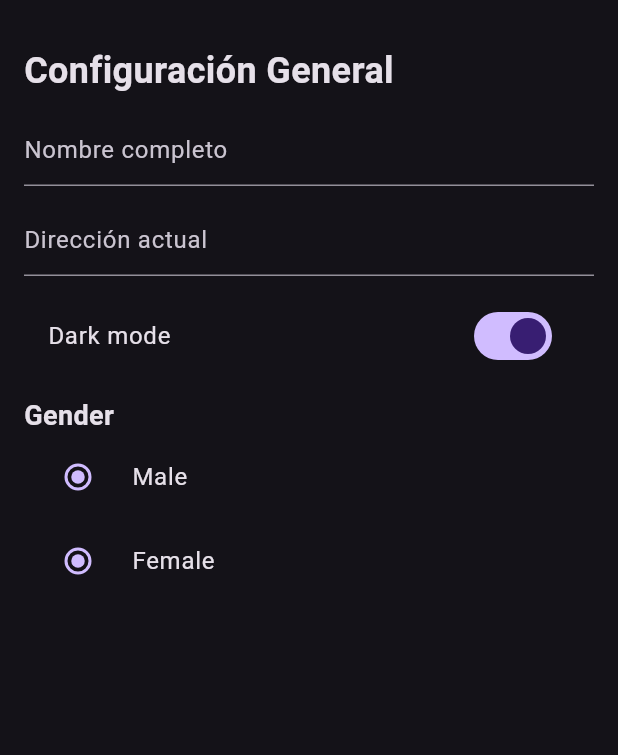
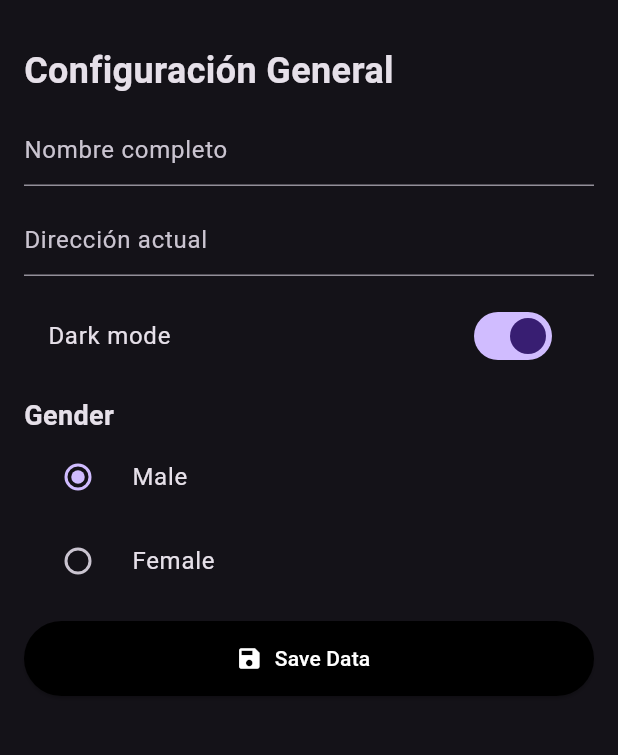
Before and after one commit to Jimena77777777777777/app09_sharetpreference, a Flutter app: the screen it shows after launch, after a tap on "Dark mode", on a phone screen of 412 x 824 dp, the part 63-818 px from its top. Run offline on Flutter 3.47's test engine with Material 3 defaults, Android fonts, the light colour scheme and no system bars; network calls fail.

Commit message:
formulario completo

```diff
--- a/lib/pages/home_page.dart
+++ b/lib/pages/home_page.dart
@@ -2,24 +2,23 @@ import 'package:flutter/material.dart';
 import 'package:app09_sharetpreference/widgets/my_drawer_widget.dart';
 
 class HomePage extends StatefulWidget {
-  const HomePage({super.key});
-
   @override
-  _HomePageState createState() => _HomePageState();
+  State<HomePage> createState() => _HomePageState();
 }
 
 class _HomePageState extends State<HomePage> {
-  bool _isDarkMode = false; // Variable para manejar el estado del modo oscuro
+  bool isDarkMode = false;
+  int gender = 1;
 
   @override
   Widget build(BuildContext context) {
     return MaterialApp(
-      theme: _isDarkMode ? ThemeData.dark() : ThemeData.light(),
+      theme: isDarkMode ? ThemeData.dark() : ThemeData.light(),
       home: Scaffold(
         appBar: AppBar(
           title: const Text("Shared Preferences App"),
         ),
-        drawer: const MyDrawerWidget(),
+        drawer: MyDrawerWidget(),
         body: Padding(
           padding: const EdgeInsets.all(16.0),
           child: Column(
@@ -29,44 +28,78 @@ class _HomePageState extends State<HomePage> {
                 "Configuración General",
                 style: TextStyle(fontSize: 24.0, fontWeight: FontWeight.bold),
               ),
-              const SizedBox(height: 12.0),
+              const SizedBox(
+                height: 12.0,
+              ),
               const TextField(
                 decoration: InputDecoration(
                   hintText: "Nombre completo",
                 ),
               ),
-              const SizedBox(height: 12.0),
+              const SizedBox(
+                height: 12.0,
+              ),
               const TextField(
                 decoration: InputDecoration(
                   hintText: "Dirección actual",
                 ),
               ),
-              const SizedBox(height: 12.0),
+              const SizedBox(
+                height: 12.0,
+              ),
               SwitchListTile(
-                value: _isDarkMode,
+                value: isDarkMode,
                 onChanged: (bool value) {
                   setState(() {
-                    _isDarkMode = value;
+                    isDarkMode = value;
                   });
                 },
                 title: const Text("Dark mode"),
               ),
-              const SizedBox(height: 12.0),
+              const SizedBox(
+                height: 12.0,
+              ),
               const Text(
                 "Gender",
                 style: TextStyle(fontSize: 18, fontWeight: FontWeight.bold),
               ),
               RadioListTile(
                 value: 1,
-                groupValue: 1,
-                onChanged: (int? value) {},
+                groupValue: gender,
+                onChanged: (int? value) {
+                  setState(() {
+                    gender = value!;
+                  });
+                },
                 title: const Text("Male"),
               ),
               RadioListTile(
-                value: 1,
-                groupValue: 1,
-                onChanged: (int? value) {},
+                value: 2,
+                groupValue: gender,
+                onChanged: (int? value) {
+                  setState(() {
+                    gender = value!;
+                  });
+                },
                 title: const Text("Female"),
+              ),
+              const SizedBox(
+                height: 12.0,
+              ),
+              ElevatedButton.icon(
+                onPressed: () {},
+                icon: const Icon(
+                  Icons.save,
+                  color: Colors.white,
+                ),
+                label: const Text(
+                  "Save Data",
+                  style: TextStyle(color: Colors.white),
+                ),
+                style: ElevatedButton.styleFrom(
+                  backgroundColor: Colors.black,
+                  minimumSize: const Size(double.infinity, 50),
+                ),
               ),
             ],
           ),
```
